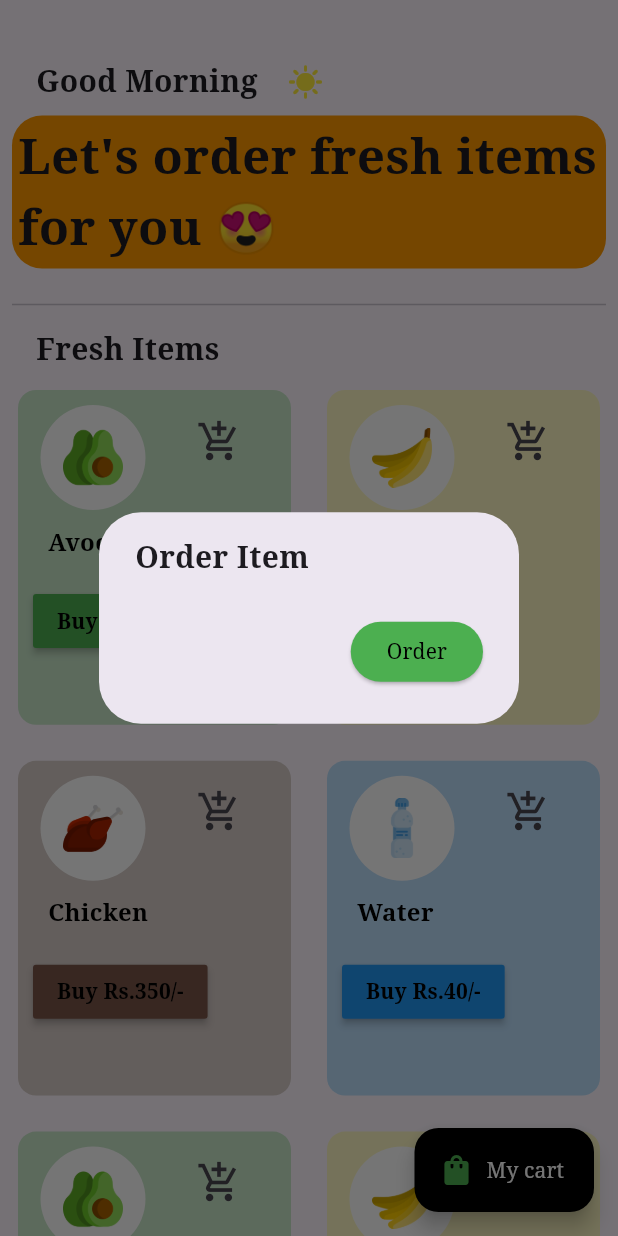
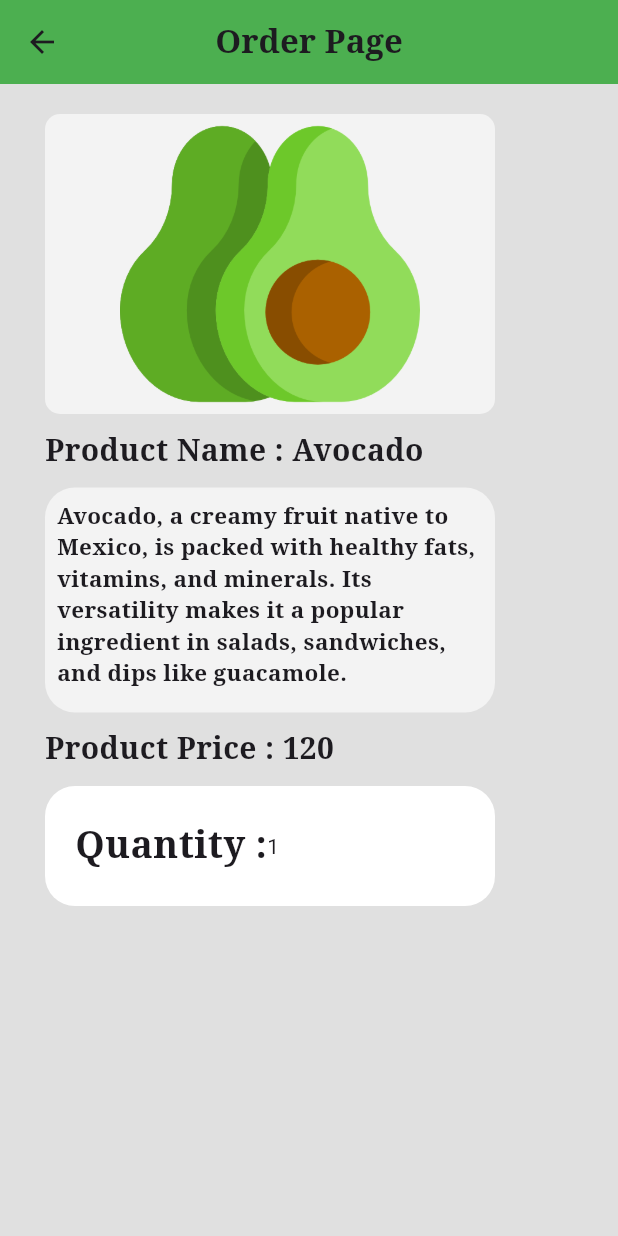
Before and after one commit to krishnarajkumar0610/grocery_app, a Flutter app: the screen it shows after launch, after a tap on an icon or button, on a phone screen of 412 x 824 dp. Run offline on Flutter 3.47's test engine with Material 3 defaults, Android fonts, the phone set to English and light mode, and no system bars; our stand-ins replace flutter_bloc, google_fonts.

Commit message:
Grocery App

```diff
--- a/grocery_app/lib/bloc/grocery_bloc.dart
+++ b/grocery_app/lib/bloc/grocery_bloc.dart
@@ -15,12 +15,5 @@
 
       emit(GroceryStates(cartItems: localCarts));
     });
-    on<CalculateTotalPrice>((event, emit) async {
-      double totalPrice = 0;
-      for (int i = 0; i < state.cartItems.length; i++) {
-        totalPrice += state.cartItems[i][1];
-      }
-      emit(GroceryStates(totalPrice: totalPrice, cartItems: []));
-    });
   }
 }
--- a/grocery_app/lib/bloc/grocery_events.dart
+++ b/grocery_app/lib/bloc/grocery_events.dart
@@ -1,4 +1,5 @@
 class GrossEvents {}
+
 class AddItem extends GrossEvents {
   int? index;
 
@@ -8,8 +9,6 @@
 class RemoveItem extends GrossEvents {
   int? index;
   List localCarts;
-  RemoveItem({this.index,required this.localCarts});
 
+  RemoveItem({this.index, required this.localCarts});
 }
-
-class CalculateTotalPrice extends GrossEvents {}
--- a/grocery_app/lib/bloc/grocery_states.dart
+++ b/grocery_app/lib/bloc/grocery_states.dart
@@ -2,20 +2,40 @@
 
 class GroceryStates {
   final List shopItems = [
-    ["Avocado", "120", "assets/avocado.png", Colors.green],
-    ["Banana", "60", "assets/banana.png", Colors.yellow],
-    ["Chicken", "350", "assets/chicken.png", Colors.brown],
-    ["Water", "40", "assets/water.png", Colors.blue],
-    ["Avocado", "120", "assets/avocado.png", Colors.green],
-    ["Banana", "60", "assets/banana.png", Colors.yellow],
-    ["Chicken", "350", "assets/chicken.png", Colors.brown],
-    ["Water", "40", "assets/water.png", Colors.blue],
+    [
+      "Avocado",
+      "120",
+      "assets/avocado.png",
+      "Avocado, a creamy fruit native to Mexico, is packed with healthy fats, vitamins, and minerals. Its versatility makes it a popular ingredient in salads, sandwiches, and dips like guacamole.",
+      Colors.green
+    ],
+    [
+      "Banana",
+      "60",
+      "assets/banana.png",
+      "Banana is a tropical fruit with a soft, creamy flesh and a sweet flavor. Rich in potassium and vitamins, it's a popular snack and ingredient in smoothies and desserts.",
+      Colors.yellow
+    ],
+    [
+      "Chicken",
+      "350",
+      "assets/chicken.png",
+      "Chicken is a versatile poultry meat known for its mild flavor and lean protein content. It can be grilled, roasted, fried, or incorporated into a variety of dishes worldwide.",
+      Colors.brown
+    ],
+    [
+      "Water",
+      "40",
+      "assets/water.png",
+      "Water is a transparent, tasteless, and odorless substance essential for life on Earth. It comprises about 71% of the planet's surface and is vital for hydration, regulating body temperature, and facilitating various biochemical processes.",
+      Colors.blue
+    ],
   ];
 
-  List cartItems;
+  final List cartItems;
 
-  double? totalPrice;
-  int? quantity;
+  final double? totalPrice;
+   int quantity;
 
-  GroceryStates({this.totalPrice, required this.cartItems, this.quantity});
+  GroceryStates({this.totalPrice, required this.cartItems, this.quantity = 1});
 }
--- a/grocery_app/lib/components/grocery_items.dart
+++ b/grocery_app/lib/components/grocery_items.dart
@@ -5,11 +5,13 @@
 import 'package:priya_project/bloc/grocery_events.dart';
 import 'package:priya_project/bloc/grocery_states.dart';
 import 'package:priya_project/screens/cart_page.dart';
+import 'package:priya_project/screens/order_page.dart';
 
 class GroceryItemTile extends StatelessWidget {
   final String itemName;
   final String itemPrice;
   final String imagePath;
+  final String description;
   final color;
   int index;
 
@@ -18,6 +20,7 @@
     required this.itemName,
     required this.itemPrice,
     required this.imagePath,
+    required this.description,
     required this.index,
     required this.color,
   });
@@ -81,30 +84,17 @@
                 child: MaterialButton(
                   color: color,
                   onPressed: () {
-                    showDialog(
-                      context: context,
-                      builder: (context) {
-                        return AlertDialog(
-                          content: Text(
-                            "Order Item",
-                            style: GoogleFonts.notoSerif(
-                                fontSize: 20, fontWeight: FontWeight.bold),
+                    Navigator.push(
+                        context,
+                        MaterialPageRoute(
+                          builder: (context) => OrderPage(
+                            itemName: itemName,
+                            itemPrice: itemPrice,
+                            imagePath: imagePath,
+                            description: description,
+                            color: color,
                           ),
-                          actions: [
-                            ElevatedButton(
-                              onPressed: () => Navigator.pop(context),
-                              style: ElevatedButton.styleFrom(
-                                  backgroundColor: color),
-                              child: Text(
-                                "Order",
-                                style:
-                                    GoogleFonts.notoSerif(color: Colors.black),
-                              ),
-                            )
-                          ],
-                        );
-                      },
-                    );
+                        ));
                   },
                   child: Text(
                     "Buy Rs.$itemPrice/-",
--- a/grocery_app/lib/screens/home_page.dart
+++ b/grocery_app/lib/screens/home_page.dart
@@ -78,7 +78,8 @@
                         itemName: state.shopItems[index][0],
                         itemPrice: state.shopItems[index][1],
                         imagePath: state.shopItems[index][2],
-                        color: state.shopItems[index][3],
+                        description: state.shopItems[index][3],
+                        color: state.shopItems[index][4],
                         index: index,
                       ),
                     );
--- /dev/null
+++ b/grocery_app/lib/screens/order_page.dart
@@ -0,0 +1,118 @@
+import 'package:flutter/material.dart';
+import 'package:flutter_bloc/flutter_bloc.dart';
+import 'package:google_fonts/google_fonts.dart';
+import 'package:priya_project/bloc/grocery_bloc.dart';
+
+import '../bloc/grocery_states.dart';
+
+class OrderPage extends StatelessWidget {
+  final String? itemName;
+  final String? itemPrice;
+  final String? imagePath;
+  final String? description;
+  final color;
+
+  const OrderPage(
+      {super.key,
+      required this.itemName,
+      this.itemPrice,
+      this.imagePath,
+      this.description,
+      this.color});
+
+  @override
+  Widget build(BuildContext context) {
+    return Scaffold(
+        backgroundColor: Colors.grey[300],
+        appBar: AppBar(
+          backgroundColor: color,
+          centerTitle: true,
+          title: Text(
+            "Order Page",
+            style: GoogleFonts.notoSerif(fontWeight: FontWeight.bold),
+          ),
+        ),
+        body: ListView(children: [
+          Column(crossAxisAlignment: CrossAxisAlignment.start, children: [
+            Padding(
+              padding: const EdgeInsets.only(left: 30, top: 20),
+              child: Container(
+                width: 300,
+                height: 200,
+                decoration: BoxDecoration(
+                  borderRadius: BorderRadius.circular(10),
+                  color: Colors.white60,
+                ),
+                child: Image.asset(imagePath!),
+              ),
+            ),
+            Padding(
+              padding: const EdgeInsets.only(left: 30, top: 10.0),
+              child: Text(
+                "Product Name : ${itemName!}",
+                style: GoogleFonts.notoSerif(
+                    fontWeight: FontWeight.bold, fontSize: 20),
+              ),
+            ),
+            Padding(
+              padding: const EdgeInsets.only(left: 30, top: 10.0),
+              child: Container(
+                  width: 300,
+                  height: 150,
+                  decoration: BoxDecoration(
+                    borderRadius: BorderRadius.circular(20),
+                    color: Colors.white60,
+                  ),
+                  child: Padding(
+                    padding: const EdgeInsets.all(8.0),
+                    child: ListView(
+                      children: [
+                        Text(
+                          description!,
+                          style: GoogleFonts.notoSerif(
+                              fontWeight: FontWeight.bold, fontSize: 15),
+                        ),
+                      ],
+                    ),
+                  )),
+            ),
+            Padding(
+              padding: const EdgeInsets.only(left: 30, top: 10.0),
+              child: Text(
+                "Product Price : ${itemPrice!}",
+                style: GoogleFonts.notoSerif(
+                    fontWeight: FontWeight.bold, fontSize: 20),
+              ),
+            ),
+            Padding(
+              padding: const EdgeInsets.only(left: 30, top: 10.0),
+              child: Container(
+                width: 300,
+                height: 80,
+                decoration: BoxDecoration(
+                    borderRadius: BorderRadius.circular(20),
+                    color: Colors.white),
+                child: BlocConsumer<GroceryBloc, GroceryStates>(
+                  listener: (context, state) {},
+                  builder: (context, state) {
+                    return Row(
+                      children: [
+                        Padding(
+                          padding: const EdgeInsets.only(left: 20.0),
+                          child: Text(
+                            "Quantity :",
+                            style: GoogleFonts.notoSerif(
+                                fontSize: 25, fontWeight: FontWeight.bold),
+                          ),
+                        ),
+                        Text("${state.quantity}")
+                      ],
+                    );
+                  },
+                ),
+              ),
+            )
+          ]),
+        ]));
+  }
+}
```
